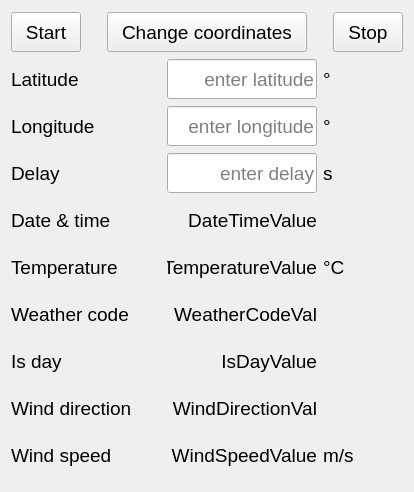
Before: the Qt Designer form hw_3/b_self-study/ui/c_weatherapi_form.ui in galexandrus/DevPyQtHomework, drawn with Qt 5.
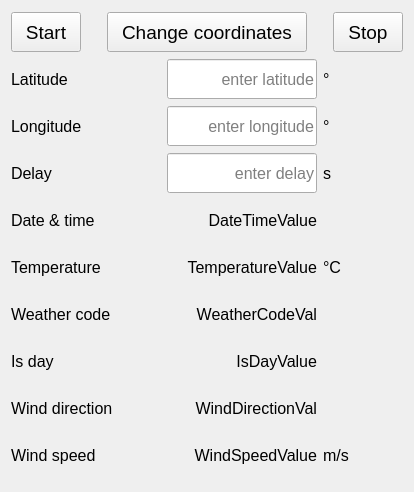
After: the same form once the commit is applied.

Commit message: hw_3 self-study task c complete

```diff
--- a/hw_3/b_self-study/ui/c_weatherapi_form.ui
+++ b/hw_3/b_self-study/ui/c_weatherapi_form.ui
@@ -134,7 +134,7 @@
        </property>
        <property name="font">
         <font>
-         <pointsize>14</pointsize>
+         <pointsize>12</pointsize>
         </font>
        </property>
        <property name="text">
@@ -158,7 +158,7 @@
        </property>
        <property name="font">
         <font>
-         <pointsize>14</pointsize>
+         <pointsize>12</pointsize>
         </font>
        </property>
        <property name="alignment">
@@ -185,7 +185,7 @@
        </property>
        <property name="font">
         <font>
-         <pointsize>14</pointsize>
+         <pointsize>12</pointsize>
         </font>
        </property>
        <property name="text">
@@ -213,7 +213,7 @@
        </property>
        <property name="font">
         <font>
-         <pointsize>14</pointsize>
+         <pointsize>12</pointsize>
         </font>
        </property>
        <property name="text">
@@ -237,7 +237,7 @@
        </property>
        <property name="font">
         <font>
-         <pointsize>14</pointsize>
+         <pointsize>12</pointsize>
         </font>
        </property>
        <property name="alignment">
@@ -264,7 +264,7 @@
        </property>
        <property name="font">
         <font>
-         <pointsize>14</pointsize>
+         <pointsize>12</pointsize>
         </font>
        </property>
        <property name="text">
@@ -292,7 +292,7 @@
        </property>
        <property name="font">
         <font>
-         <pointsize>14</pointsize>
+         <pointsize>12</pointsize>
         </font>
        </property>
        <property name="text">
@@ -316,7 +316,7 @@
        </property>
        <property name="font">
         <font>
-         <pointsize>14</pointsize>
+         <pointsize>12</pointsize>
         </font>
        </property>
        <property name="alignment">
@@ -343,7 +343,7 @@
        </property>
        <property name="font">
         <font>
-         <pointsize>14</pointsize>
+         <pointsize>12</pointsize>
         </font>
        </property>
        <property name="text">
@@ -371,7 +371,7 @@
        </property>
        <property name="font">
         <font>
-         <pointsize>14</pointsize>
+         <pointsize>12</pointsize>
         </font>
        </property>
        <property name="text">
@@ -395,7 +395,7 @@
        </property>
        <property name="font">
         <font>
-         <pointsize>14</pointsize>
+         <pointsize>12</pointsize>
         </font>
        </property>
        <property name="text">
@@ -439,7 +439,7 @@
        </property>
        <property name="font">
         <font>
-         <pointsize>14</pointsize>
+         <pointsize>12</pointsize>
         </font>
        </property>
        <property name="text">
@@ -463,7 +463,7 @@
        </property>
        <property name="font">
         <font>
-         <pointsize>14</pointsize>
+         <pointsize>12</pointsize>
         </font>
        </property>
        <property name="text">
@@ -490,7 +490,7 @@
        </property>
        <property name="font">
         <font>
-         <pointsize>14</pointsize>
+         <pointsize>12</pointsize>
         </font>
        </property>
        <property name="text">
@@ -518,7 +518,7 @@
        </property>
        <property name="font">
         <font>
-         <pointsize>14</pointsize>
+         <pointsize>12</pointsize>
         </font>
        </property>
        <property name="text">
@@ -542,7 +542,7 @@
        </property>
        <property name="font">
         <font>
-         <pointsize>14</pointsize>
+         <pointsize>12</pointsize>
         </font>
        </property>
        <property name="text">
@@ -586,7 +586,7 @@
        </property>
        <property name="font">
         <font>
-         <pointsize>14</pointsize>
+         <pointsize>12</pointsize>
         </font>
        </property>
        <property name="text">
@@ -610,7 +610,7 @@
        </property>
        <property name="font">
         <font>
-         <pointsize>14</pointsize>
+         <pointsize>12</pointsize>
         </font>
        </property>
        <property name="text">
@@ -654,7 +654,7 @@
        </property>
        <property name="font">
         <font>
-         <pointsize>14</pointsize>
+         <pointsize>12</pointsize>
         </font>
        </property>
        <property name="text">
@@ -678,7 +678,7 @@
        </property>
        <property name="font">
         <font>
-         <pointsize>14</pointsize>
+         <pointsize>12</pointsize>
         </font>
        </property>
        <property name="text">
@@ -722,7 +722,7 @@
        </property>
        <property name="font">
         <font>
-         <pointsize>14</pointsize>
+         <pointsize>12</pointsize>
         </font>
        </property>
        <property name="text">
@@ -746,7 +746,7 @@
        </property>
        <property name="font">
         <font>
-         <pointsize>14</pointsize>
+         <pointsize>12</pointsize>
         </font>
        </property>
        <property name="text">
@@ -773,7 +773,7 @@
        </property>
        <property name="font">
         <font>
-         <pointsize>14</pointsize>
+         <pointsize>12</pointsize>
         </font>
        </property>
        <property name="text">
```
